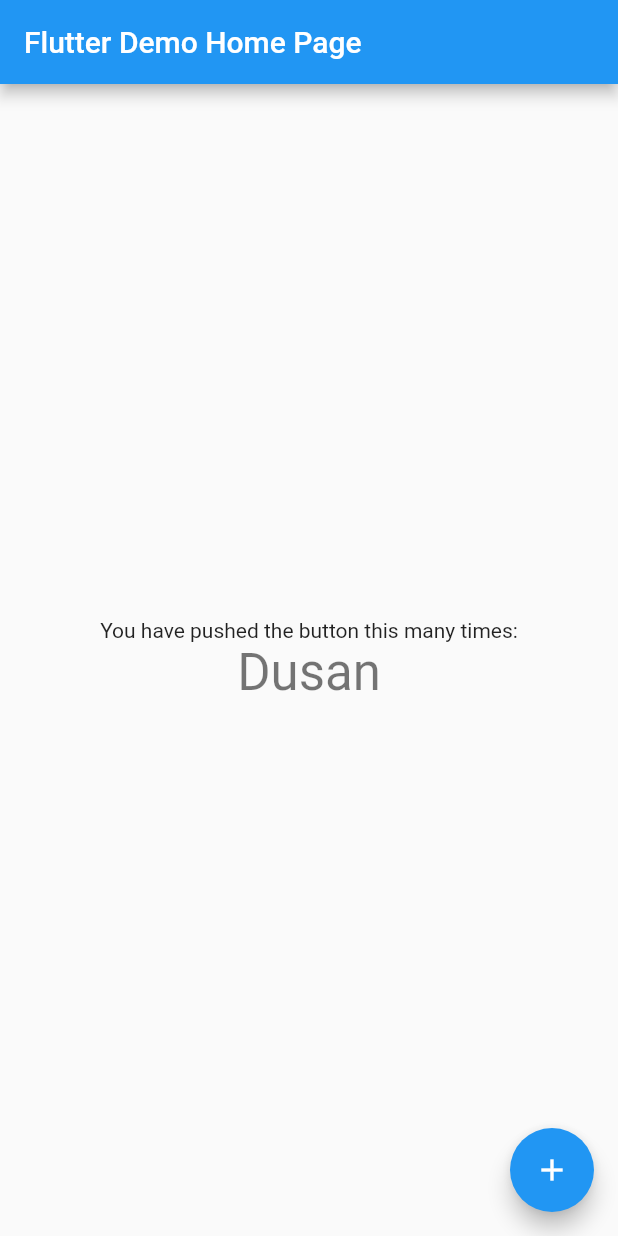
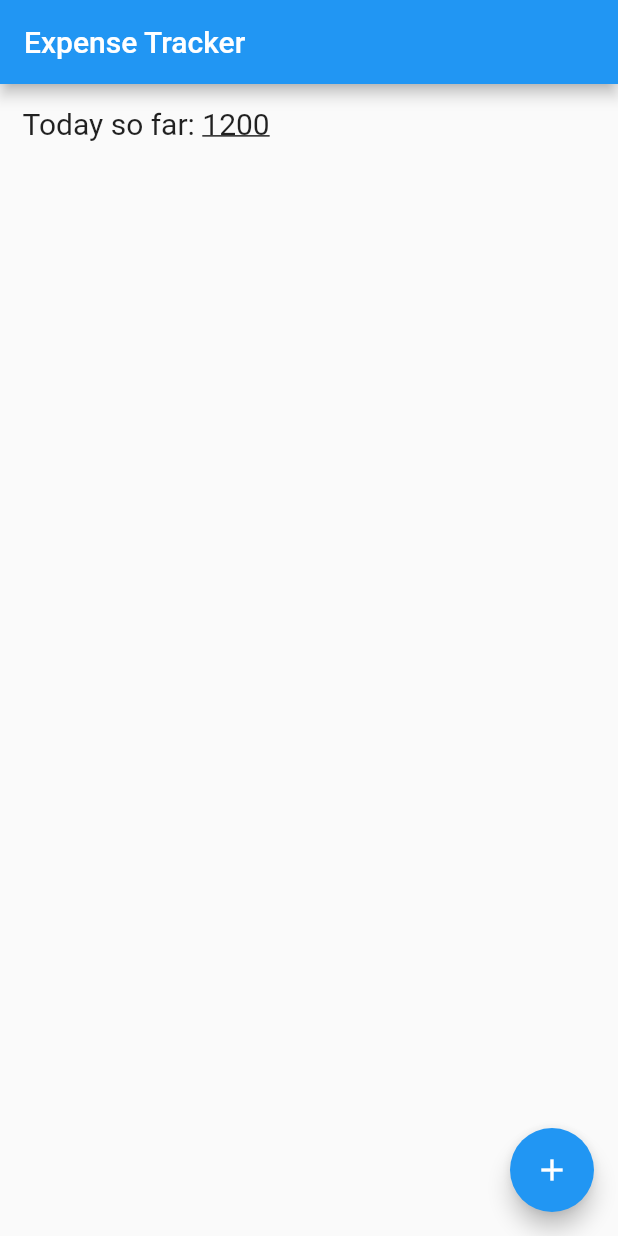
Before and after one commit to DusanTodorovic5/ExpenseTracker, a Flutter app: the screen it shows after launch, on a phone screen of 412 x 824 dp. Run offline on Flutter 3.47's test engine with Material 2 defaults, Android fonts, the phone set to English and light mode, and no system bars.

Commit message:
added header text

```diff
--- a/lib/main.dart
+++ b/lib/main.dart
@@ -15,7 +15,7 @@ class MyApp extends StatelessWidget {
       theme: ThemeData(
         primarySwatch: Colors.blue,
       ),
-      home: const HomePage(title: 'Flutter Demo Home Page'),
+      home: HomePage(),
     );
   }
 }
--- a/lib/pages/home_page.dart
+++ b/lib/pages/home_page.dart
@@ -1,9 +1,9 @@
 import 'package:flutter/material.dart';
 
 class HomePage extends StatefulWidget {
-  const HomePage({Key? key, required this.title}) : super(key: key);
+  HomePage({Key? key}) : super(key: key);
 
-  final String title;
+  String ammount = "1200";
 
   @override
   State<HomePage> createState() => _HomePageState();
@@ -14,21 +14,29 @@ class _HomePageState extends State<HomePage> {
   Widget build(BuildContext context) {
     return Scaffold(
       appBar: AppBar(
-        title: Text(widget.title),
+        title: const Text("Expense Tracker"),
       ),
-      body: Center(
-        child: Column(
-          mainAxisAlignment: MainAxisAlignment.center,
-          children: <Widget>[
-            const Text(
-              'You have pushed the button this many times:',
+      body: ListView(
+        children: [
+          Padding(
+            padding: const EdgeInsets.all(15.0),
+            child: Row(
+              children: [
+                const Text("Today so far: ",
+                    style: TextStyle(
+                      fontSize: 20,
+                    )),
+                Text(
+                  widget.ammount,
+                  style: const TextStyle(
+                    decoration: TextDecoration.underline,
+                    fontSize: 20,
+                  ),
+                ),
+              ],
             ),
-            Text(
-              "Dusan",
-              style: Theme.of(context).textTheme.headline4,
-            ),
-          ],
-        ),
+          )
+        ],
       ),
       floatingActionButton: FloatingActionButton(
         onPressed: () {},
```
